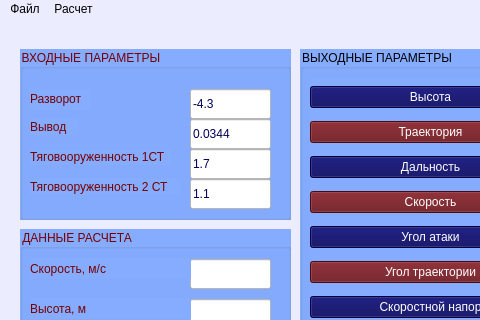
This is Rocket_Flying-main/mainwindow.ui in VladimirSmetana/BalDyn as Qt 5 draws it before an edit; both pictures show x 0 to 480 and y 0 to 320 of the 1271 by 650 pixel window. The edited form follows.
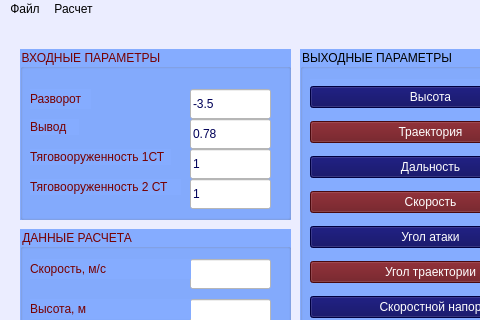
This is the edited form. Custom widgets are drawn as their Qt base class.

What changed in the file:
```diff
--- a/Rocket_Flying-main/mainwindow.ui
+++ b/Rocket_Flying-main/mainwindow.ui
@@ -69,7 +69,7 @@
 color: rgb(0, 0, 88);</string>
      </property>
      <property name="text">
-      <string>-4.3</string>
+      <string>-3.5</string>
      </property>
     </widget>
     <widget class="QLineEdit" name="lineEdit_4">
@@ -86,7 +86,7 @@
 color: rgb(0, 0, 88);</string>
      </property>
      <property name="text">
-      <string>0.0344</string>
+      <string>0.78</string>
      </property>
     </widget>
     <widget class="QLabel" name="label_4">
@@ -129,7 +129,7 @@
 color: rgb(0, 0, 88);</string>
      </property>
      <property name="text">
-      <string>1.7</string>
+      <string>1</string>
      </property>
     </widget>
     <widget class="QLineEdit" name="lineEdit_11">
@@ -146,7 +146,7 @@
 color: rgb(0, 0, 88);</string>
      </property>
      <property name="text">
-      <string>1.1</string>
+      <string>1</string>
      </property>
     </widget>
     <widget class="QLabel" name="label_12">
```
